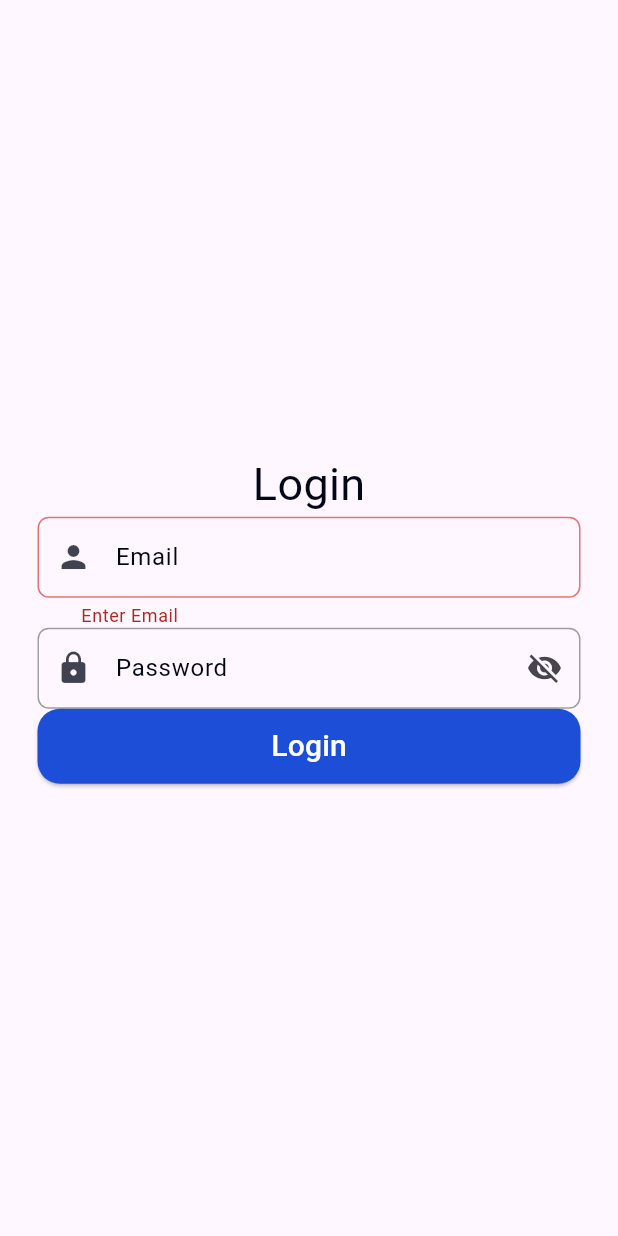
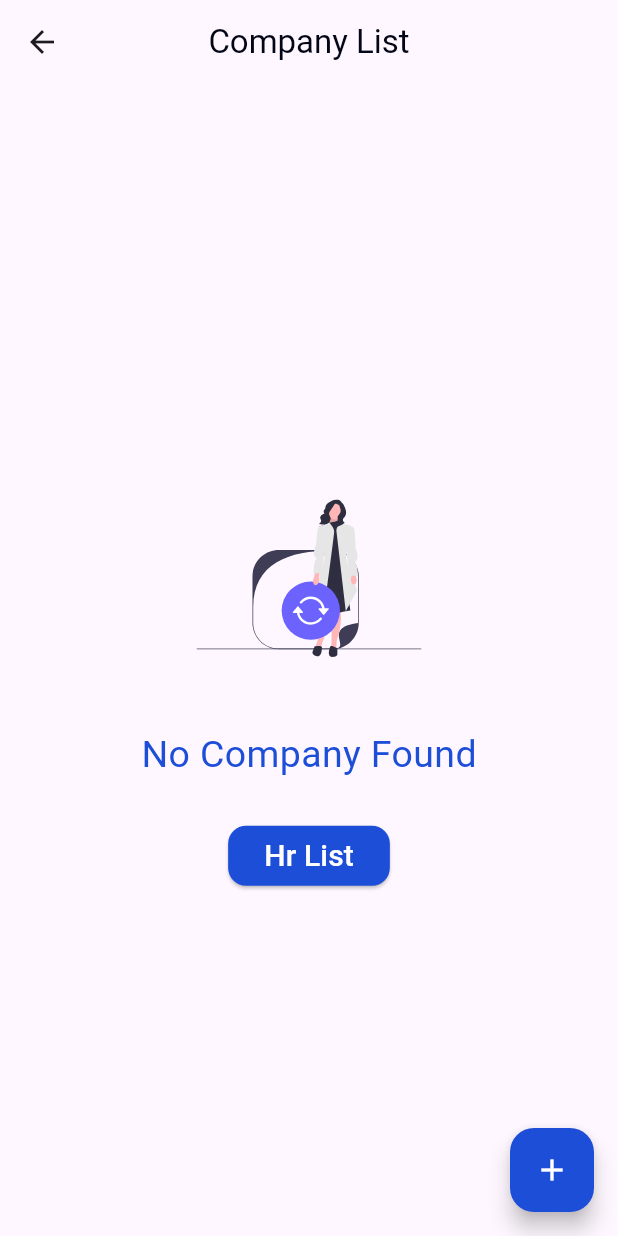
Before and after one commit to mohdsalmanp8666/tpo_application, a Flutter app: the screen it shows after launch, after a tap on "Login", on a phone screen of 412 x 824 dp. Run offline on Flutter 3.47's test engine with Material 3 defaults, Android fonts, the phone set to English and light mode, and no system bars; drawn by our look-alikes of auto_size_text; our stand-ins replace flutter_svg, get; missing offline and left inert: dart:ffi.

Commit message:
added cmpny,hr

```diff
--- a/lib/controllers/login_controller.dart
+++ b/lib/controllers/login_controller.dart
@@ -1,5 +1,6 @@
 import 'package:flutter/material.dart';
 import 'package:get/get.dart';
+import 'package:tpo_application/screens/company/company_list_screen.dart';
 import 'package:tpo_application/utils/custom_log.dart';
 
 class LoginController extends GetxController {
@@ -23,6 +24,8 @@ class LoginController extends GetxController {
         return;
       }
       await Future.delayed(const Duration(seconds: 2));
+
+      Get.to(const CompanyListScreen());
     } catch (e) {
       customLog(e);
     } finally {
--- a/lib/main.dart
+++ b/lib/main.dart
@@ -13,6 +13,7 @@ class MyApp extends StatelessWidget {
   @override
   Widget build(BuildContext context) {
     return GetMaterialApp(
+      debugShowCheckedModeBanner: false,
       title: 'Flutter Demo',
       theme: ThemeData(
         // This is the theme of your application.
--- a/lib/screens/authentication/login_screen.dart
+++ b/lib/screens/authentication/login_screen.dart
@@ -2,6 +2,7 @@ import 'package:auto_size_text/auto_size_text.dart';
 import 'package:flutter/material.dart';
 import 'package:get/get.dart';
 import 'package:tpo_application/controllers/login_controller.dart';
+import 'package:tpo_application/screens/company/company_list_screen.dart';
 import 'package:tpo_application/utils/constants.dart';
 import 'package:tpo_application/utils/custom_log.dart';
 import 'package:tpo_application/utils/custom_text_style.dart';
@@ -47,6 +48,7 @@ class LoginScreen extends StatelessWidget {
                   // * Password Field
                   Obx(
                     () => TextFormField(
+                      validator: (value) => Validator.passwordValidation(value),
                       obscureText: LoginController.instance.isHidden,
                       onTapOutside: (event) => FocusScope.of(context).unfocus(),
                       decoration: customInputDecoration(
@@ -70,9 +72,20 @@ class LoginScreen extends StatelessWidget {
                   SizedBox.fromSize(
                     size: const Size.fromHeight(50),
                     child: ElevatedButton(
-                      onPressed: () async => LoginController.instance.loading
-                          ? customLog("Please wait")
-                          : await LoginController.instance.loginUser(),
+                      onPressed: () async {
+                        if (!controller.loading) {
+                          await controller.loginUser();
+                          if (!controller.loading) {
+                            Get.to(
+                                const CompanyListScreen()); // Navigate to HomePage after login
+                          }
+                        } else {
+                          customLog("Please wait");
+                        }
+                      },
+                      // LoginController.instance.loading
+                      //     ? customLog("Please wait")
+                      //     : await LoginController.instance.loginUser(),
                       style: ElevatedButton.styleFrom(
                         backgroundColor: primary,
                         shape: RoundedRectangleBorder(
@@ -92,7 +105,7 @@ class LoginScreen extends StatelessWidget {
                               ),
                       ),
                     ),
-                  )
+                  ),
                 ],
               ),
             ),
--- /dev/null
+++ b/lib/screens/company/company_list_screen.dart
@@ -0,0 +1,75 @@
+import 'package:auto_size_text/auto_size_text.dart';
+import 'package:flutter/material.dart';
+import 'package:flutter/widgets.dart';
+import 'package:flutter_svg/flutter_svg.dart';
+import 'package:get/get.dart';
+import 'package:tpo_application/screens/hr/hr_list_screen.dart';
+import 'package:tpo_application/utils/constants.dart';
+import 'package:tpo_application/utils/custom_dailogBox_company.dart';
+import 'package:tpo_application/utils/custom_fbar.dart';
+import 'package:tpo_application/utils/custom_text_style.dart';
+
+class CompanyListScreen extends StatelessWidget {
+  const CompanyListScreen({super.key});
+
+  void myDailogBox() {}
+
+  @override
+  Widget build(BuildContext context) {
+    return Scaffold(
+      appBar: AppBar(
+        title: const Text(
+          'Company List',
+          style: TextStyle(color: primaryText),
+        ),
+        centerTitle: true,
+      ),
+      body: SafeArea(
+        child: SizedBox.expand(
+          child: Padding(
+            padding: defaultPadding,
+            child: Column(
+              mainAxisAlignment: MainAxisAlignment.center,
+              crossAxisAlignment: CrossAxisAlignment.center,
+              children: [
+                SvgPicture.asset(
+                  'lib/assets/images/not_found.svg',
+                  height: 200,
+                  width: 150,
+                ),
+                AutoSizeText(
+                  "No Company Found",
+                  style: customTextStyle(
+                    color: primary,
+                    fontSize: 25,
+                  ),
+                ),
+                const SizedBox(
+                  height: 25,
+                ),
+                ElevatedButton(
+                  onPressed: () {
+                    Get.to(const HrListScreen());
+                  },
+                  style: ElevatedButton.styleFrom(
+                    backgroundColor: primary,
+                    shape: RoundedRectangleBorder(
+                      borderRadius: BorderRadius.circular(12),
+                    ),
+                  ),
+                  child: Text(
+                    "Hr List",
+                    style: customTextStyle(color: Colors.white),
+                  ),
+                ),
+              ],
+            ),
+          ),
+        ),
+      ),
+      floatingActionButton: CustomFbar(
+        dailogBuilder: (context) => const CustomDailogboxCompany(),
+      ),
+    );
+  }
+}
--- /dev/null
+++ b/lib/utils/custom_fbar.dart
@@ -0,0 +1,22 @@
+import 'package:flutter/material.dart';
+import 'package:tpo_application/utils/constants.dart';
+import 'package:tpo_application/utils/custom_dailogBox_company.dart';
+
+class CustomFbar extends StatelessWidget {
+  final WidgetBuilder dailogBuilder;
+  const CustomFbar({super.key, required this.dailogBuilder});
+
+  @override
+  Widget build(BuildContext context) {
+    return FloatingActionButton(
+      backgroundColor: primary,
+      onPressed: () {
+        showDialog(
+          context: context,
+          builder: dailogBuilder,
+        );
+      },
+      child: const Icon(Icons.add, color: Colors.white),
+    );
+  }
+}
--- a/lib/utils/validator.dart
+++ b/lib/utils/validator.dart
@@ -1,3 +1,5 @@
+import 'dart:ffi';
+
 import 'package:get/get.dart';
 
 class Validator {
@@ -9,4 +11,24 @@ class Validator {
     }
     return;
   }
+
+  static passwordValidation(String? value) {
+    if (value == null || value.isEmpty) {
+      return "Enter Password";
+    } else if (value.length < 6) {
+      return "Password must be at least 6 characters";
+    } else {
+      return;
+    }
+  }
+
+  static contactValidation(String? value) {
+    if (value == null || value.isEmpty) {
+      return "Enter Contact";
+    } else if (value.length == 10) {
+      return "Contact must be at least 10 characters";
+    } else {
+      return;
+    }
+  }
 }
--- a/pubspec.yaml
+++ b/pubspec.yaml
@@ -32,6 +32,7 @@ dependencies:
   cupertino_icons: ^1.0.6
   flutter:
     sdk: flutter
+  flutter_svg: ^2.0.10+1
   get: ^4.6.6
 
 dev_dependencies:
@@ -49,8 +50,8 @@ flutter:
   # the material Icons class.
   uses-material-design: true
   # To add assets to your application, add an assets section, like this:
-  # assets:
-  #   - images/a_dot_burr.jpeg
+  assets:
+    - lib/assets/images/
   #   - images/a_dot_ham.jpeg
   # An image asset can refer to one or more resolution-specific "variants", see
   # https://flutter.dev/assets-and-images/#resolution-aware
```
Also changed, not shown: lib/screens/hr/hr_list_screen.dart (added, +56 -0 lines), lib/utils/custom_dailogBox_company.dart (added, +71 -0 lines), lib/utils/custom_dailogbox_hr.dart (added, +68 -0 lines), lib/assets/images/login.svg (added), lib/assets/images/not_found.svg (added), pubspec.lock.
